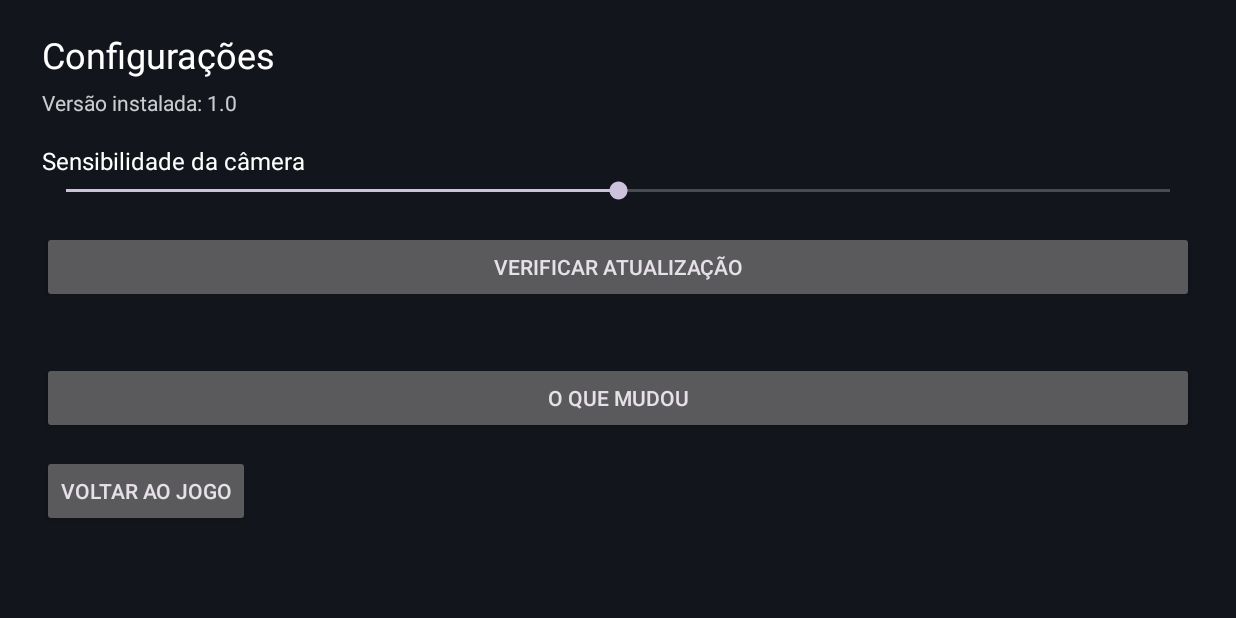
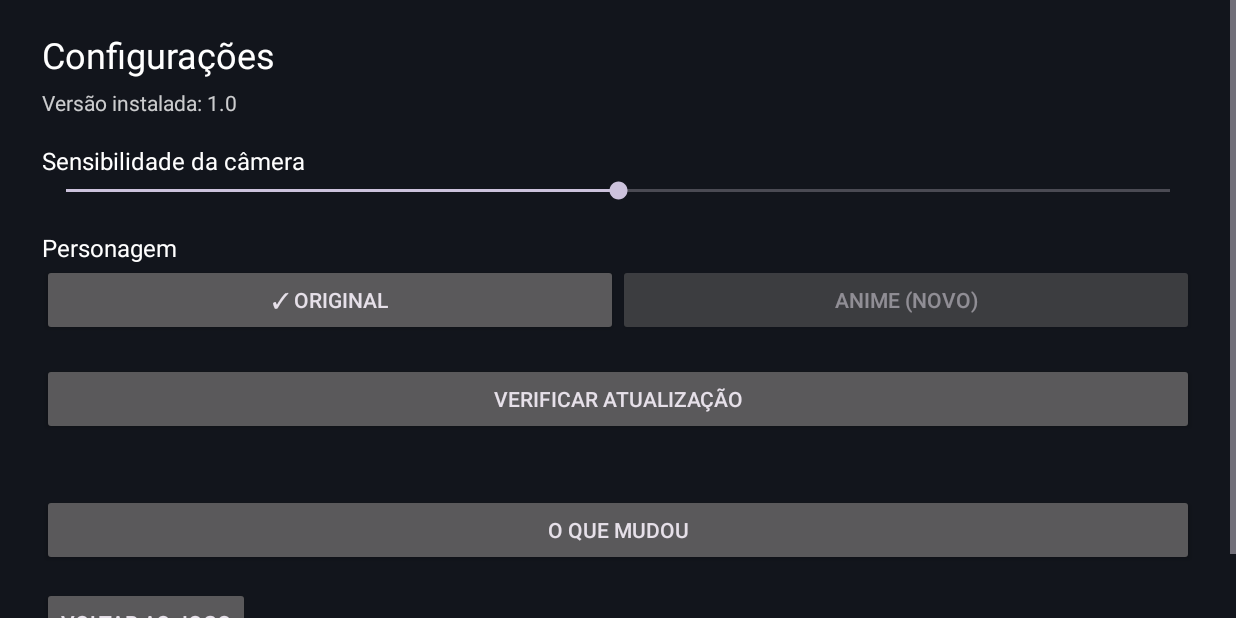
Before and after one commit to viniciusy30-commits/skater-parkour, an Android app: the SettingsActivity screen opened directly, with no data from a screen before it, on a phone screen of 824 x 412 dp (held sideways). Run offline under Robolectric (Android 15) with nearby library versions, the phone set to English and light mode, and no system bars.

Commit message:
Entrega automática

```diff
--- a/app/src/main/assets/novidades.txt
+++ b/app/src/main/assets/novidades.txt
@@ -1,3 +1,9 @@
+#id 2026-11-20-c
+#titulo Novo personagem: jovem anime
+- Segundo personagem jogável: jovem estilo anime de cabelo branco, camisa larga, calça cargo e tênis, braços tatuados
+- Escolha em Configurações (engrenagem) > Personagem: Original ou Anime (novo); a troca vale na hora e fica salva
+- Todas as animações (andar, correr, sprint, pulos, pousos, giros) foram adaptadas ao corpo novo
+
 #id 2026-11-20-b
 #titulo Meias-voltas e giros no lugar
 - Correndo ou em sprint, se você puxar o joystick para o lado oposto, ele faz a meia-volta de verdade, girando pelo lado esquerdo ou direito
--- a/app/src/main/java/com/skaterparkour/app/Input.kt
+++ b/app/src/main/java/com/skaterparkour/app/Input.kt
@@ -6,6 +6,8 @@ object Input {
     @Volatile var jy = 0f
     @Volatile var reset = false
     @Volatile var sens = 1f
+    /** Personagem escolhido: 0 = original, 1 = anime. */
+    @Volatile var character = 0
 
     private var presses = 0
     private var ay = 0f
--- a/app/src/main/java/com/skaterparkour/app/MainActivity.kt
+++ b/app/src/main/java/com/skaterparkour/app/MainActivity.kt
@@ -63,6 +63,7 @@ class MainActivity : AppCompatActivity() {
         glView.onResume()
         val prefs = getSharedPreferences("cfg", Context.MODE_PRIVATE)
         Input.sens = 0.4f + prefs.getInt("sens", 50) / 100f * 1.2f
+        Input.character = prefs.getInt("char", 0)
         hideBars()
     }
 
--- a/app/src/main/java/com/skaterparkour/app/SettingsActivity.kt
+++ b/app/src/main/java/com/skaterparkour/app/SettingsActivity.kt
@@ -54,6 +54,33 @@ class SettingsActivity : AppCompatActivity() {
             bottomMargin = dp(18)
         })
 
+        col.addView(text("Personagem", 16f, Color.WHITE))
+        val nomes = arrayOf("Original", "Anime (novo)")
+        val botoes = ArrayList<Button>()
+        val linha = LinearLayout(this)
+        linha.orientation = LinearLayout.HORIZONTAL
+        fun pinta() {
+            val sel = prefs.getInt("char", 0)
+            for (i in botoes.indices) {
+                botoes[i].text = (if (i == sel) "✓ " else "") + nomes[i]
+                botoes[i].alpha = if (i == sel) 1f else 0.6f
+            }
+        }
+        for (i in nomes.indices) {
+            val b = Button(this)
+            b.setOnClickListener {
+                prefs.edit().putInt("char", i).apply()
+                Input.character = i
+                pinta()
+            }
+            botoes.add(b)
+            linha.addView(b, LinearLayout.LayoutParams(0, ViewGroup.LayoutParams.WRAP_CONTENT, 1f))
+        }
+        pinta()
+        col.addView(linha, LinearLayout.LayoutParams(ViewGroup.LayoutParams.MATCH_PARENT, ViewGroup.LayoutParams.WRAP_CONTENT).apply {
+            bottomMargin = dp(18)
+        })
+
         val status = text("", 14f, Color.argb(220, 255, 200, 140))
         val btnUpdate = Button(this)
         btnUpdate.text = "Verificar atualização"
```
Also changed, not shown: app/src/main/java/com/skaterparkour/app/GameRenderer.kt (+40 -20 lines), app/src/main/java/com/skaterparkour/app/Model.kt (+6 -6 lines), app/src/main/assets/body_b.jpg (added), app/src/main/assets/normal_b.jpg (added), 4 other files.
